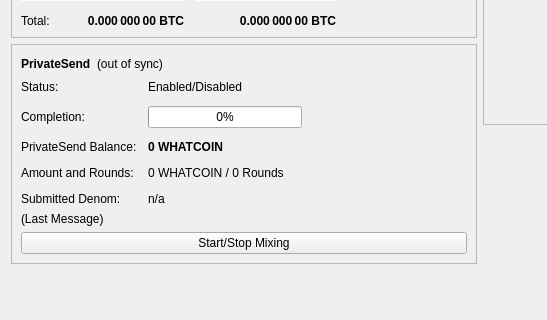
Before: the Qt Designer form src/qt/forms/overviewpage.ui in whatcoin-project/whatcoin, drawn with Qt 5; both pictures show x 0 to 547 and y 178 to 498 of the 960 by 585 pixel window.
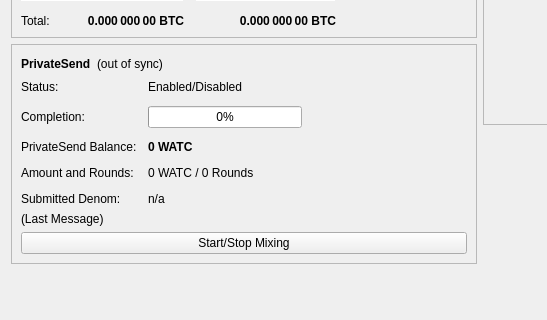
After: the same form once the commit is applied.

Patch:
```diff
--- a/src/qt/forms/overviewpage.ui
+++ b/src/qt/forms/overviewpage.ui
@@ -508,7 +508,7 @@
                </font>
               </property>
               <property name="text">
-               <string notr="true">0 WHATCOIN</string>
+               <string notr="true">0 WATC</string>
               </property>
              </widget>
             </item>
@@ -522,7 +522,7 @@
             <item row="3" column="1">
              <widget class="QLabel" name="labelAmountRounds">
               <property name="text">
-               <string>0 WHATCOIN / 0 Rounds</string>
+               <string>0 WATC / 0 Rounds</string>
               </property>
              </widget>
             </item>
```
